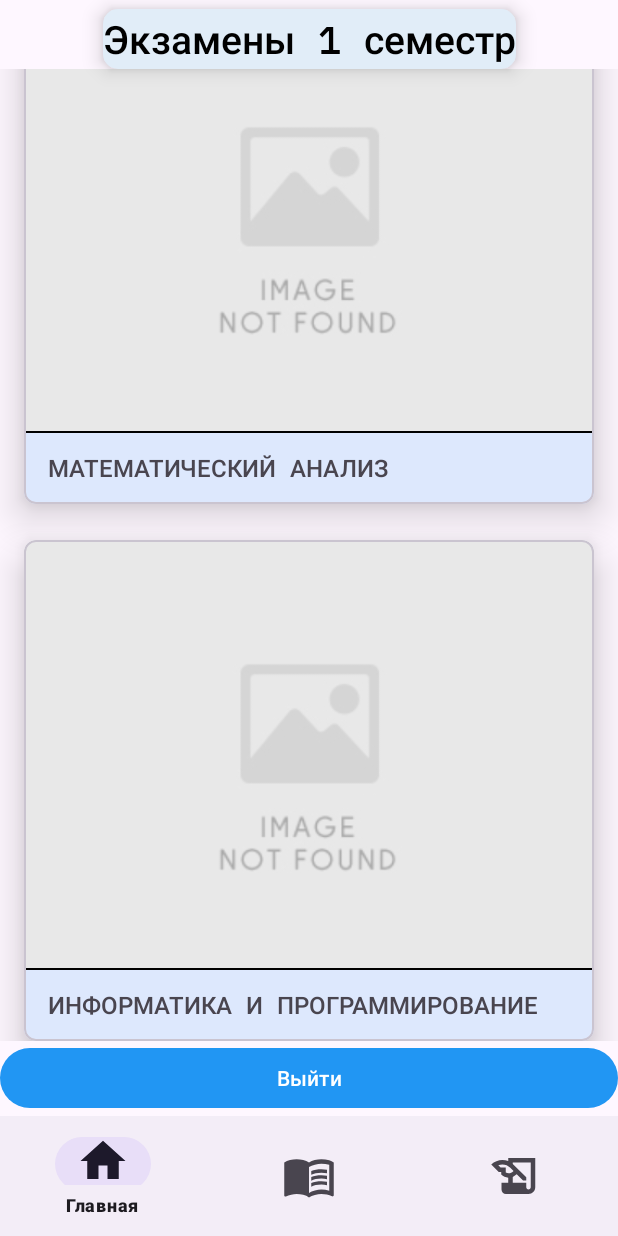
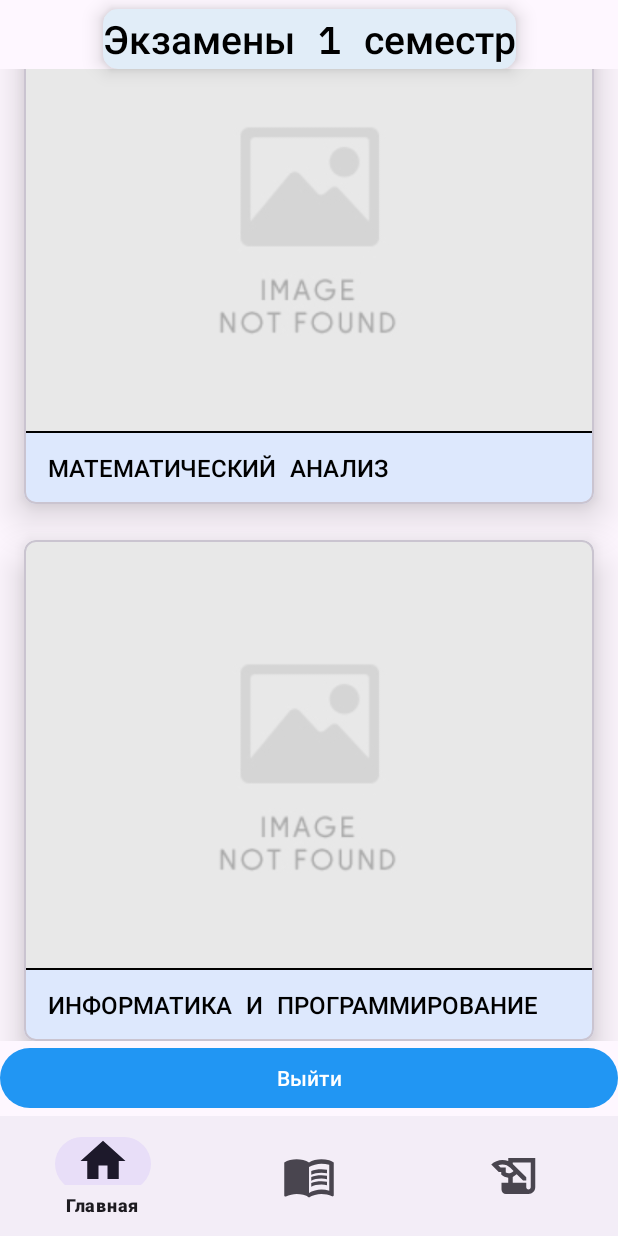
Before and after one commit to DanFom203/Project_Stock, an Android app: the ExamSem1Fragment screen opened through its navigation route, scrolled down 426 dp, on a phone screen of 412 x 824 dp. Run offline under Robolectric (Android 15) with nearby library versions, the phone set to English and light mode, and no system bars; our stand-ins replace navigation-ui; pictures from the network do not load.

Commit message:
update texts

```diff
--- a/Stock_App/app/src/main/java/com/itis/stock_app/exam_sem1/SubjectSem1Repository.kt
+++ b/Stock_App/app/src/main/java/com/itis/stock_app/exam_sem1/SubjectSem1Repository.kt
@@ -6,7 +6,7 @@ object SubjectSem1Repository {
             "https://lms.kantiana.ru/pluginfile.php/330756/mod_book/chapter/10416/Page16.jpg",
             "Арсланов Марат Мирзаевич",
             "https://shelly.kpfu.ru/e-ksu/docs/F248567701/Arslanov_2.jpg?rnd=2076",
-            "MEDIUM OR AS LUCKY",
+            "MEDIUM OR AS   LUCKY",
             "Даются 2 теоретических вопроса и 1 практическое задание. " +
                     "Заходит 8 человек, дальше по 1 доходите. На написание билетов дается 60 минут." +
                     " Потом Марат Мирзаевич вас вызывает к себе и задает вопросы." +
--- a/Stock_App/app/src/main/res/layout/fragment_exam_sem1.xml
+++ b/Stock_App/app/src/main/res/layout/fragment_exam_sem1.xml
@@ -36,6 +36,7 @@
         android:layout_width="0dp"
         android:layout_height="wrap_content"
         android:text="@string/btnExitText"
+        android:fontFamily="@font/ibm_plex_mono_medium"
         app:layout_constraintBottom_toBottomOf="parent"
         app:layout_constraintEnd_toEndOf="parent"
         app:layout_constraintHorizontal_bias="0.352"
--- a/Stock_App/app/src/main/res/layout/item_subject_sem1.xml
+++ b/Stock_App/app/src/main/res/layout/item_subject_sem1.xml
@@ -43,6 +43,7 @@
             android:textAllCaps="true"
             android:fontFamily="@font/ibm_plex_mono_medium"
             android:text="@string/tvDef_sem2Text"
+            android:textColor="@color/black"
             android:textSize="16sp"
             app:layout_constraintBottom_toBottomOf="parent"
             app:layout_constraintEnd_toEndOf="parent"
```
Also changed, not shown: Stock_App/app/src/main/res/layout/fragment_subject_sem1.xml (+7 -1 lines).
